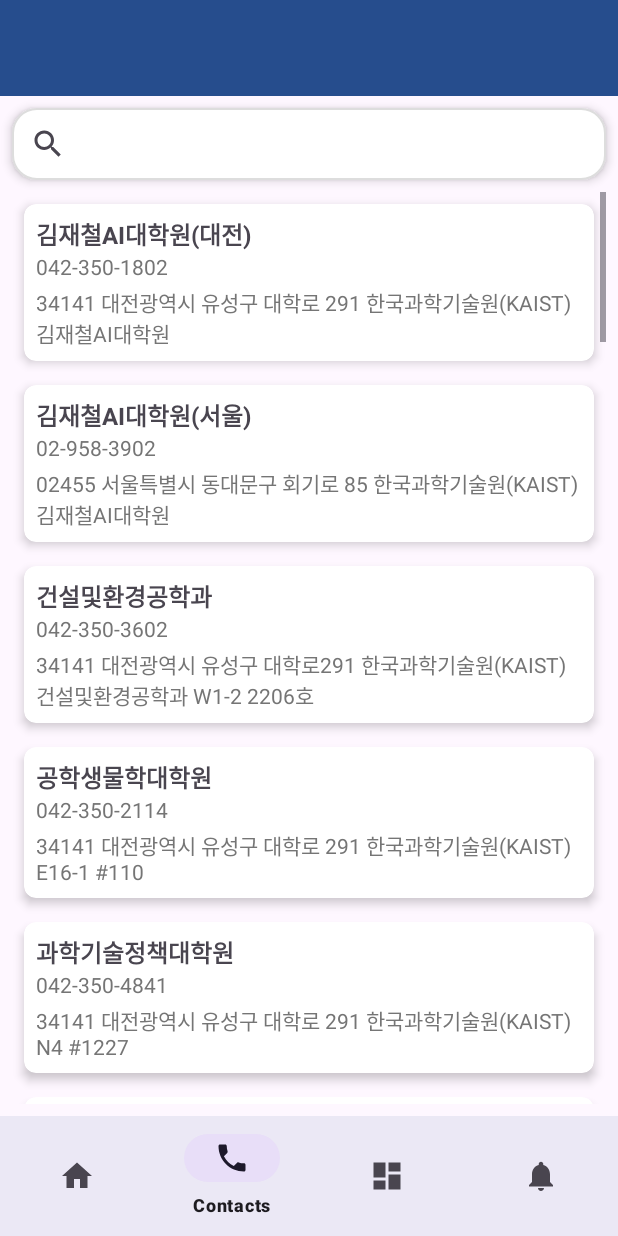
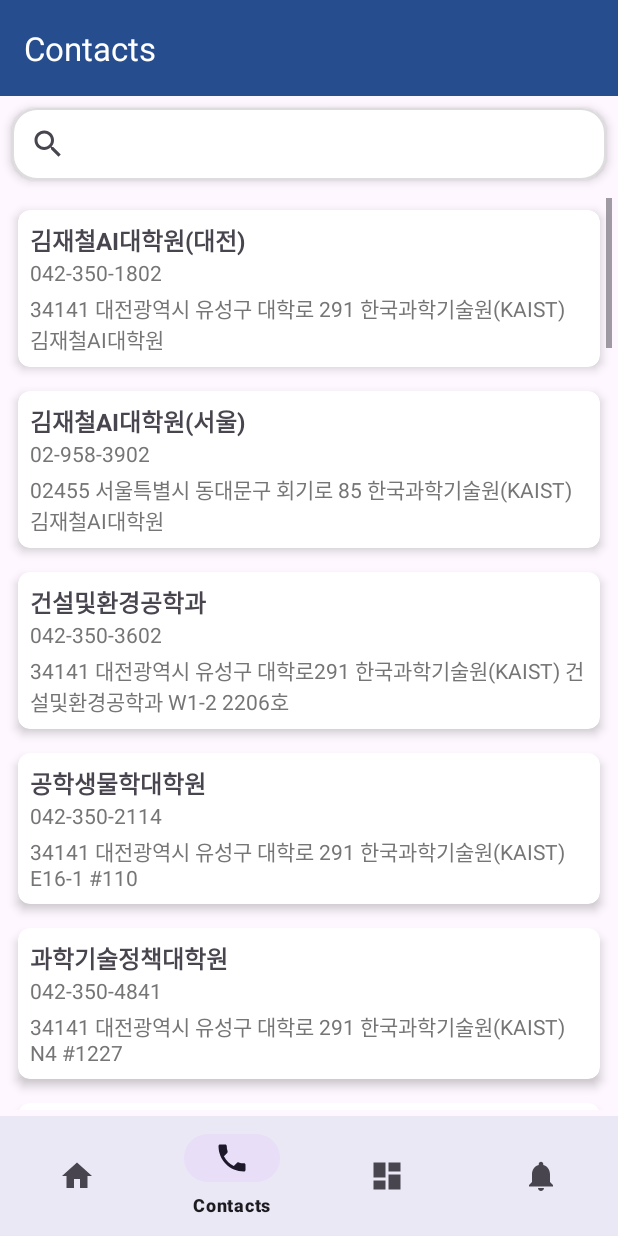
Before and after one commit to Y00NSJ/KAILink, an Android app: the ContactsFragment screen opened through its navigation route, on a phone screen of 412 x 824 dp. Run offline under Robolectric (Android 15) with nearby library versions, the light colour scheme and no system bars; our stand-ins replace navigation-ui.

Commit message:
Fix : Fragment and Activity crash
fragment가 activity의 정해진 틀 안에서 표시되지 않고 각자 toolbar와 bottamnav를 생성해 표시하던 문제 해결.
viewpager2 추가.

```diff
--- a/app/src/main/java/com/example/kailink/ContactActivity.kt
+++ b/app/src/main/java/com/example/kailink/ContactActivity.kt
@@ -15,6 +15,11 @@
 import com.example.kailink.utils.JsonUtils
 import androidx.appcompat.widget.SearchView
 import android.view.Menu
+import androidx.navigation.fragment.NavHostFragment
+import androidx.viewpager2.widget.ViewPager2
+import com.google.android.material.tabs.TabLayout
+import com.example.kailink.adapter.ViewPagerAdapter
+import com.google.android.material.tabs.TabLayoutMediator
 
 class ContactActivity : AppCompatActivity() {
 
@@ -29,20 +34,11 @@
         val toolbar = binding.root.findViewById<Toolbar>(R.id.toolbar)
         setSupportActionBar(toolbar)
 
-//        // Load contacts from JSON in the raw directory
-//        val jsonString = JsonUtils.loadJSONFromRaw(this, R.raw.contacts)
-//        val contactList: List<Contact> = JsonUtils.parseContactsFromJson(jsonString)
-//
-//        // Set up RecyclerView
-//        val recyclerView = binding.contactRecyclerView
-//        recyclerView.layoutManager = LinearLayoutManager(this)
-//        recyclerView.adapter = ContactAdapter(contactList)
-
 
         val navView: BottomNavigationView = binding.navView
-
-
-        val navController = findNavController(R.id.nav_host_fragment_activity_contact)
+     //   val navController = findNavController(R.id.nav_host_fragment_activity_contact)
+        val navHostFragment = supportFragmentManager.findFragmentById(R.id.nav_host_fragment_activity_contact) as NavHostFragment
+        val navController = navHostFragment.navController
         // Passing each menu ID as a set of Ids because each
         // menu should be considered as top level destinations.
         val appBarConfiguration = AppBarConfiguration(
@@ -53,29 +49,64 @@
         )
         setupActionBarWithNavController(navController, appBarConfiguration)
         navView.setupWithNavController(navController)
+    }
+
+//        val viewPager = findViewById<ViewPager2>(R.id.view_pager)
+//        val tabLayout = findViewById<TabLayout>(R.id.tab_layout)
+//
+//        // Set up the ViewPager2 adapter
+//        viewPager.adapter = ViewPagerAdapter(this)
+//
+//        // Link TabLayout and ViewPager2
+//        TabLayoutMediator(tabLayout, viewPager) { tab, position ->
+//            when (position) {
+//                0 -> tab.text = "Contacts"
+//                1 -> tab.text = "Gallery"
+//                2 -> tab.text = "Mypage"
+//            }
+//        }.attach()
+//        // Sync ViewPager2 with BottomNavigationView
+//        navView.setOnItemSelectedListener { item ->
+//            when (item.itemId) {
+//                R.id.navigation_contacts -> viewPager.currentItem = 0
+//                R.id.navigation_dashboard -> viewPager.currentItem = 1
+//                R.id.navigation_notifications -> viewPager.currentItem = 2
+//                else -> false
+//            }
+//            true
+//        }
+//
+//        // Sync BottomNavigationView with ViewPager2 swipes
+//        viewPager.registerOnPageChangeCallback(object : ViewPager2.OnPageChangeCallback() {
+//            override fun onPageSelected(position: Int) {
+//                when (position) {
+//                    0 -> navView.menu.findItem(R.id.navigation_contacts).isChecked = true
+//                    1 -> navView.menu.findItem(R.id.navigation_dashboard).isChecked = true
+//                    2 -> navView.menu.findItem(R.id.navigation_notifications).isChecked = true
+//                }
+//            }
+//        })
+//    }
 
 
-    }
-
-
-    override fun onCreateOptionsMenu(menu: Menu?): Boolean {
-        menuInflater.inflate(R.menu.toolbar_menu, menu)
-        val searchItem = menu?.findItem(R.id.action_search)
-        val searchView = searchItem?.actionView as SearchView
-
-        searchView.queryHint = "Search contacts"
-        searchView.setOnQueryTextListener(object : SearchView.OnQueryTextListener {
-            override fun onQueryTextSubmit(query: String?): Boolean {
-                // Handle search submission
-                return false
-            }
-
-            override fun onQueryTextChange(newText: String?): Boolean {
-                // Filter the RecyclerView items dynamically
-                (binding.contactRecyclerView.adapter as ContactAdapter).filter.filter(newText)
-                return true
-            }
-        })
-        return true
-    }
+//    override fun onCreateOptionsMenu(menu: Menu?): Boolean {
+//        menuInflater.inflate(R.menu.toolbar_menu, menu)
+//        val searchItem = menu?.findItem(R.id.action_search)
+//        val searchView = searchItem?.actionView as SearchView
+//
+//        searchView.queryHint = "Search contacts"
+//        searchView.setOnQueryTextListener(object : SearchView.OnQueryTextListener {
+//            override fun onQueryTextSubmit(query: String?): Boolean {
+//                // Handle search submission
+//                return false
+//            }
+//
+//            override fun onQueryTextChange(newText: String?): Boolean {
+//                // Filter the RecyclerView items dynamically
+//                (binding.contactRecyclerView.adapter as ContactAdapter).filter.filter(newText)
+//                return true
+//            }
+//        })
+//        return true
+//    }
 }
--- a/app/src/main/java/com/example/kailink/ui/contacts/ContactsFragment.kt
+++ b/app/src/main/java/com/example/kailink/ui/contacts/ContactsFragment.kt
@@ -41,31 +41,30 @@
         // Load contacts from JSON in the raw directory
         val jsonString = JsonUtils.loadJSONFromRaw(requireContext(), R.raw.contacts)
         val contactList: List<Contact> = JsonUtils.parseContactsFromJson(jsonString)
-/*
-        // Set up RecyclerView
-        val recyclerView = binding.contactRecyclerView
-        recyclerView.layoutManager = LinearLayoutManager(requireContext())
-        recyclerView.adapter = ContactAdapter(contactList)
 
-        // Set up SearchView to filter the list
-        binding.searchView.setOnQueryTextListener(object : SearchView.OnQueryTextListener {
-            override fun onQueryTextSubmit(query: String?): Boolean {
-                // Optional: Handle search submission if needed
-                return false
-            }
-
-            override fun onQueryTextChange(newText: String?): Boolean {
-                val adapter = binding.contactRecyclerView.adapter as? ContactAdapter
-                adapter?.filter?.filter(newText) // Dynamically filter the adapter
-                return true
-            }
-        })
-        */
         setupRecyclerView(contactList)
         setupSearchView()
 
         return root
     }
+//    override fun onViewCreated(view: View, savedInstanceState: Bundle?) {
+//        super.onViewCreated(view, savedInstanceState)
+//
+//        // Adjust padding for the activity's Toolbar
+//        val toolbar = requireActivity().findViewById<Toolbar>(R.id.toolbar)
+//
+////        toolbar?.post {
+////            val toolbarHeight = toolbar.height
+////            val searchViewHeight = binding.searchView.height
+////            // Apply padding to account for the Toolbar
+////            binding.root.setPadding(
+////                binding.root.paddingLeft,
+////                toolbarHeight,
+////                binding.root.paddingRight,
+////                binding.root.paddingBottom
+////            )
+////        }
+//    }
     private fun setupRecyclerView(contactList: List<Contact>) {
         contactAdapter = ContactAdapter(contactList) { clickedContact ->
             // 1) Extract or already have phoneNumber from the clickedContact
--- a/app/src/main/res/layout/activity_contact.xml
+++ b/app/src/main/res/layout/activity_contact.xml
@@ -6,7 +6,7 @@
     android:layout_width="match_parent"
     android:layout_height="match_parent">
 
-    <!-- Toolbar for ActionBar -->
+
     <androidx.appcompat.widget.Toolbar
         android:id="@+id/toolbar"
         android:layout_width="0dp"
@@ -17,21 +17,19 @@
         app:layout_constraintLeft_toLeftOf="parent"
         app:layout_constraintRight_toRightOf="parent" />
 
-    <!-- RecyclerView for displaying contacts -->
 
-    <androidx.recyclerview.widget.RecyclerView
-        android:id="@+id/contact_recycler_view"
-        android:layout_width="0dp"
+
+    <androidx.fragment.app.FragmentContainerView
+        android:id="@+id/nav_host_fragment_activity_contact"
+        android:layout_width="match_parent"
         android:layout_height="0dp"
-        android:padding="8dp"
+        android:layout_weight="1"
         app:layout_constraintTop_toBottomOf="@id/toolbar"
         app:layout_constraintBottom_toTopOf="@id/nav_view"
-        app:layout_constraintLeft_toLeftOf="parent"
-        app:layout_constraintRight_toRightOf="parent"
-        app:layout_constraintStart_toStartOf="parent"
-        app:layout_constraintEnd_toEndOf="parent"
-        android:scrollbars="vertical"
-        />
+        android:name="androidx.navigation.fragment.NavHostFragment"
+        app:navGraph="@navigation/mobile_navigation"
+        app:layout_behavior="@string/appbar_scrolling_view_behavior"
+        app:defaultNavHost="true" />
 
 
 
@@ -48,17 +46,7 @@
         app:menu="@menu/bottom_nav_menu" />
 
 
-    <fragment
-        android:id="@+id/nav_host_fragment_activity_contact"
-        android:name="androidx.navigation.fragment.NavHostFragment"
-        android:layout_width="match_parent"
-        android:layout_height="match_parent"
-        app:defaultNavHost="true"
-        app:layout_constraintBottom_toTopOf="@id/nav_view"
-        app:layout_constraintLeft_toLeftOf="parent"
-        app:layout_constraintRight_toRightOf="parent"
-        app:layout_constraintTop_toTopOf="parent"
-        app:navGraph="@navigation/mobile_navigation" />
+
 
 
 
--- a/app/src/main/res/layout/fragment_contacts.xml
+++ b/app/src/main/res/layout/fragment_contacts.xml
@@ -6,7 +6,7 @@
     android:layout_width="match_parent"
     android:layout_height="match_parent">
 
-
+<!--
     <androidx.appcompat.widget.Toolbar
         android:id="@+id/toolbar"
         android:layout_width="0dp"
@@ -16,6 +16,7 @@
         app:layout_constraintTop_toTopOf="parent"
         app:layout_constraintLeft_toLeftOf="parent"
         app:layout_constraintRight_toRightOf="parent" />
+        -->
 
     <!-- SearchView for filtering contacts -->
     <androidx.appcompat.widget.SearchView
@@ -27,25 +28,31 @@
         android:queryHint="Search contacts"
         android:iconifiedByDefault="false"
         android:elevation="4dp"
-        app:layout_constraintTop_toBottomOf="@id/toolbar"
         app:layout_constraintLeft_toLeftOf="parent"
-        app:layout_constraintRight_toRightOf="parent" />
+        app:layout_constraintRight_toRightOf="parent"
+        app:layout_constraintBottom_toTopOf="@id/contact_recycler_view"
+        app:layout_constraintTop_toTopOf="parent"
+        />
+    <!--    app:layout_constraintTop_toBottomOf="@id/toolbar" -->
+
 
     <!-- RecyclerView for displaying contacts -->
     <androidx.recyclerview.widget.RecyclerView
         android:id="@+id/contact_recycler_view"
         android:layout_width="0dp"
         android:layout_height="0dp"
-        android:padding="8dp"
+        android:padding="4dp"
         app:layout_constraintTop_toBottomOf="@id/search_view"
-        app:layout_constraintBottom_toTopOf="@id/nav_view"
+        app:layout_constraintBottom_toBottomOf="parent"
         app:layout_constraintLeft_toLeftOf="parent"
         app:layout_constraintRight_toRightOf="parent"
         app:layout_constraintStart_toStartOf="parent"
         app:layout_constraintEnd_toEndOf="parent"
-        android:scrollbars="vertical"
-        />
+        android:scrollbars="vertical"/>
+    <!--    app:layout_constraintBottom_toTopOf="@id/nav_view" -->
 
+
+    <!--
     <com.google.android.material.bottomnavigation.BottomNavigationView
         android:id="@+id/nav_view"
         android:layout_width="0dp"
@@ -57,7 +64,7 @@
         app:layout_constraintLeft_toLeftOf="parent"
         app:layout_constraintRight_toRightOf="parent"
         app:menu="@menu/bottom_nav_menu" />
-
+-->
 
     <!--
     <fragment
```
Also changed, not shown: app/src/main/java/com/example/kailink/adapter/ViewPagerAdapter.kt (added, +23 -0 lines), app/src/main/java/com/example/kailink/ui/container/ContainerFragment.kt (added, +45 -0 lines), app/src/main/res/layout/dialog_contact.xml (+12 -2 lines), app/src/main/res/layout/fragment_container.xml (added, +18 -0 lines).
